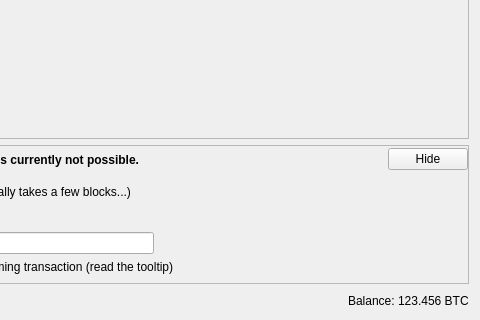
zentoshi/zentoshi, file src/qt/forms/sendcoinsdialog.ui: the form before one commit; both pictures show x 370 to 850 and y 206 to 526 of the 850 by 526 pixel window.
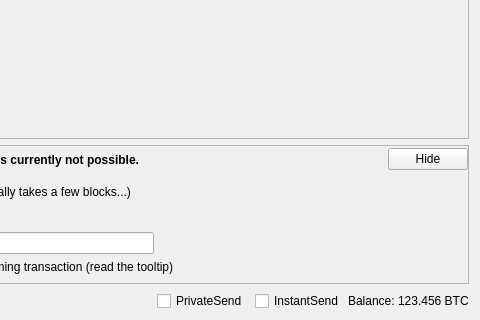
The form after the commit. Icons and pictures are not drawn. Custom widgets are drawn as their Qt base class.

```diff
--- a/src/qt/forms/sendcoinsdialog.ui
+++ b/src/qt/forms/sendcoinsdialog.ui
@@ -1179,14 +1179,40 @@
        <property name="spacing">
         <number>3</number>
        </property>
+       <item>
+        <widget class="QCheckBox" name="checkUsePrivateSend">
+         <property name="minimumSize">
+          <size>
+           <width>95</width>
+           <height>0</height>
+          </size>
+         </property>
+         <property name="text">
+          <string>PrivateSend</string>
+         </property>
+         <property name="checked">
+          <bool>false</bool>
+         </property>
+        </widget>
+       </item>
+       <item>
+        <widget class="QCheckBox" name="checkUseInstantSend">
+         <property name="enabled">
+          <bool>true</bool>
+         </property>
+         <property name="minimumSize">
+          <size>
+           <width>85</width>
+           <height>0</height>
+          </size>
+         </property>
+         <property name="text">
+          <string>InstantSend</string>
+         </property>
+        </widget>
+       </item>
        <item>
         <widget class="QLabel" name="label">
-         <property name="sizePolicy">
-          <sizepolicy hsizetype="Preferred" vsizetype="Fixed">
-           <horstretch>0</horstretch>
-           <verstretch>0</verstretch>
-          </sizepolicy>
-         </property>
          <property name="text">
           <string>Balance:</string>
          </property>
```
